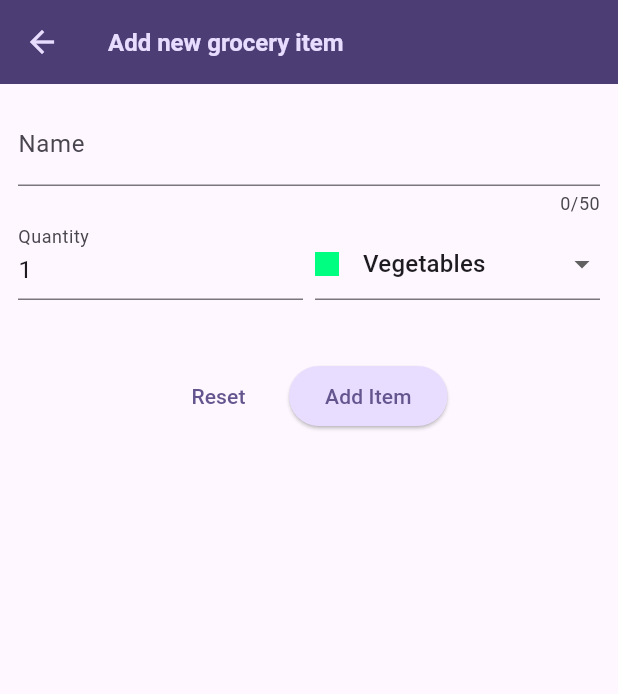
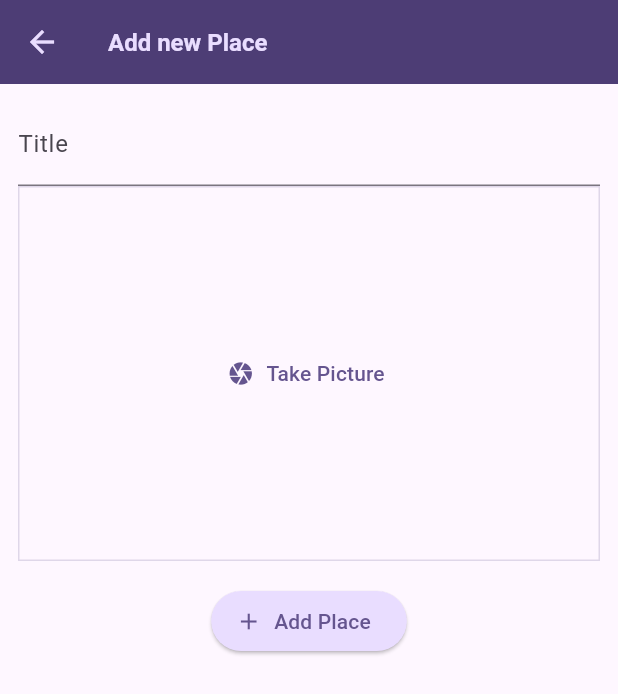
Before and after one commit to nabeel1o1/LearnFlutter, a Flutter app: the screen it shows after launch, after a tap on the "add" icon, on a phone screen of 412 x 824 dp. Shown: the top 694 px of the screen. Run offline on Flutter 3.47's test engine with Material 3 defaults, Android fonts, the phone set to English and light mode, and no system bars; our stand-ins replace flutter_riverpod, google_fonts, riverpod, transparent_image; network calls fail.

Commit message:
Initialized Favorite Places App

```diff
--- /dev/null
+++ b/lib/favorite_places_app/models/place.dart
@@ -0,0 +1,10 @@
+import 'package:uuid/uuid.dart';
+
+const uuid = Uuid();
+
+class Place {
+  Place({required this.title}) : id = uuid.v4();
+
+  final String id;
+  final String title;
+}
--- /dev/null
+++ b/lib/favorite_places_app/provider/user_places.dart
@@ -0,0 +1,15 @@
+import 'package:flutteroid_app/favorite_places_app/models/place.dart';
+import 'package:riverpod/riverpod.dart';
+
+class UserPlacesNotifier extends StateNotifier<List<Place>> {
+  UserPlacesNotifier() : super(const []);
+
+  void addPlace(String title) {
+    final newPlace = Place(title: title);
+    state = [newPlace, ...state];
+  }
+}
+
+final userPlacesProvider =
+    StateNotifierProvider<UserPlacesNotifier, List<Place>>(
+        (ref) => UserPlacesNotifier());
--- /dev/null
+++ b/lib/favorite_places_app/screens/add_place_screen.dart
@@ -0,0 +1,65 @@
+import 'package:flutter/material.dart';
+import 'package:flutter_riverpod/flutter_riverpod.dart';
+import 'package:flutteroid_app/favorite_places_app/provider/user_places.dart';
+import 'package:flutteroid_app/favorite_places_app/widgets/image_input.dart';
+
+class AddPlaceScreen extends ConsumerStatefulWidget {
+  const AddPlaceScreen({super.key});
+
+  @override
+  ConsumerState<AddPlaceScreen> createState() => _AddPlaceScreenState();
+}
+
+class _AddPlaceScreenState extends ConsumerState<AddPlaceScreen> {
+  final _titleController = TextEditingController();
+
+  void _addPlace() {
+    final enteredTitle = _titleController.text;
+
+    if (enteredTitle.isEmpty) {
+      return;
+    }
+
+    ref.read(userPlacesProvider.notifier).addPlace(enteredTitle);
+
+    Navigator.of(context).pop();
+  }
+
+  @override
+  void dispose() {
+    super.dispose();
+    _titleController.dispose();
+  }
+
+  @override
+  Widget build(BuildContext context) {
+    return Scaffold(
+      appBar: AppBar(
+        title: const Text('Add new Place'),
+      ),
+      body: SingleChildScrollView(
+        padding: const EdgeInsets.all(12),
+        child: Column(
+          children: [
+            TextField(
+              decoration: const InputDecoration(
+                labelText: 'Title',
+              ),
+              controller: _titleController,
+              style: TextStyle(color: Theme.of(context).colorScheme.onSurface),
+            ),
+            const ImageInput(),
+            const SizedBox(
+              height: 16,
+            ),
+            ElevatedButton.icon(
+              onPressed: _addPlace,
+              icon: const Icon(Icons.add),
+              label: const Text('Add Place'),
+            )
+          ],
+        ),
+      ),
+    );
+  }
+}
--- /dev/null
+++ b/lib/favorite_places_app/screens/home_screen.dart
@@ -0,0 +1,37 @@
+import 'package:flutter/material.dart';
+import 'package:flutter_riverpod/flutter_riverpod.dart';
+import 'package:flutteroid_app/favorite_places_app/provider/user_places.dart';
+import 'package:flutteroid_app/favorite_places_app/screens/add_place_screen.dart';
+import 'package:flutteroid_app/favorite_places_app/widgets/places_list.dart';
+
+class HomeScreen extends ConsumerWidget {
+  const HomeScreen({super.key});
+
+  @override
+  Widget build(BuildContext context, WidgetRef ref) {
+    final userPlaces = ref.watch(userPlacesProvider);
+
+    return Scaffold(
+      appBar: AppBar(
+        title: const Text('Your Places'),
+        actions: [
+          IconButton(
+            onPressed: () {
+              Navigator.of(context).push(
+                MaterialPageRoute(
+                  builder: (ctx) {
+                    return const AddPlaceScreen();
+                  },
+                ),
+              );
+            },
+            icon: const Icon(Icons.add),
+          ),
+        ],
+      ),
+      body: PlacesList(
+        places: userPlaces,
+      ),
+    );
+  }
+}
--- /dev/null
+++ b/lib/favorite_places_app/screens/places_detail_screen.dart
@@ -0,0 +1,26 @@
+import 'package:flutter/material.dart';
+import 'package:flutteroid_app/favorite_places_app/models/place.dart';
+
+class PlacesDetailScreen extends StatelessWidget {
+  const PlacesDetailScreen({super.key, required this.place});
+
+  final Place place;
+
+  @override
+  Widget build(BuildContext context) {
+    return Scaffold(
+      appBar: AppBar(
+        title: Text(place.title),
+      ),
+      body: Center(
+        child: Text(
+          place.title,
+          style: Theme.of(context)
+              .textTheme
+              .titleMedium!
+              .copyWith(color: Theme.of(context).colorScheme.onSurface),
+        ),
+      ),
+    );
+  }
+}
--- /dev/null
+++ b/lib/favorite_places_app/widgets/image_input.dart
@@ -0,0 +1,35 @@
+import 'package:flutter/material.dart';
+
+class ImageInput extends StatefulWidget {
+  const ImageInput({super.key});
+
+  @override
+  State<ImageInput> createState() => _ImageInputState();
+}
+
+class _ImageInputState extends State<ImageInput> {
+
+  void _takePicture() {
+
+  }
+
+  @override
+  Widget build(BuildContext context) {
+    return Container(
+      decoration: BoxDecoration(
+        border: Border.all(
+          width: 1,
+          color: Theme.of(context).colorScheme.primary.withOpacity(0.2),
+        ),
+      ),
+      height: 250,
+      width: double.infinity,
+      alignment: Alignment.center,
+      child: TextButton.icon(
+        icon: const Icon(Icons.camera),
+        label: const Text('Take Picture'),
+        onPressed: () {},
+      ),
+    );
+  }
+}
--- /dev/null
+++ b/lib/favorite_places_app/widgets/places_list.dart
@@ -0,0 +1,40 @@
+import 'package:flutter/material.dart';
+import 'package:flutteroid_app/favorite_places_app/models/place.dart';
+import 'package:flutteroid_app/favorite_places_app/screens/places_detail_screen.dart';
+
+class PlacesList extends StatelessWidget {
+  const PlacesList({super.key, required this.places});
+
+  final List<Place> places;
+
+  @override
+  Widget build(BuildContext context) {
+    return places.isEmpty
+        ? const Center(
+            child: Text('No places added yet'),
+          )
+        : ListView.builder(
+            itemCount: places.length,
+            itemBuilder: (ctx, index) {
+              return ListTile(
+                title: Text(
+                  places[index].title,
+                  style: Theme.of(context)
+                      .textTheme
+                      .titleMedium!
+                      .copyWith(color: Theme.of(context).colorScheme.onSurface),
+                ),
+                onTap: () {
+                  Navigator.of(context).push(
+                    MaterialPageRoute(
+                      builder: (ctx) {
+                        return PlacesDetailScreen(place: places[index]);
+                      },
+                    ),
+                  );
+                },
+              );
+            },
+          );
+  }
+}
--- a/lib/main.dart
+++ b/lib/main.dart
@@ -1,5 +1,6 @@
 import 'package:flutter/material.dart';
 import 'package:flutter_riverpod/flutter_riverpod.dart';
+import 'package:flutteroid_app/favorite_places_app/screens/home_screen.dart';
 import 'package:flutteroid_app/shopping_app/screens/shopping_main_screen.dart';
 
 var kColorScheme =
@@ -52,7 +53,7 @@ void main() {
               ),
         ),
         themeMode: ThemeMode.system,
-        home: const ShoppingMainScreen(),
+        home: const HomeScreen(),
       ),
     ),
   );
```
